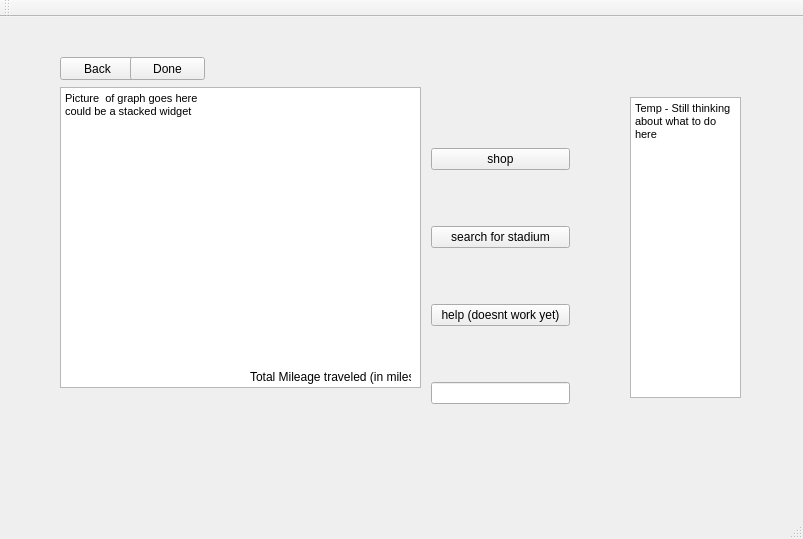
This is cs1dproject/mainwindow.ui in AustinVaday/CS1D-Class-Project-2 as Qt 5 draws it before an edit. The edited form follows.
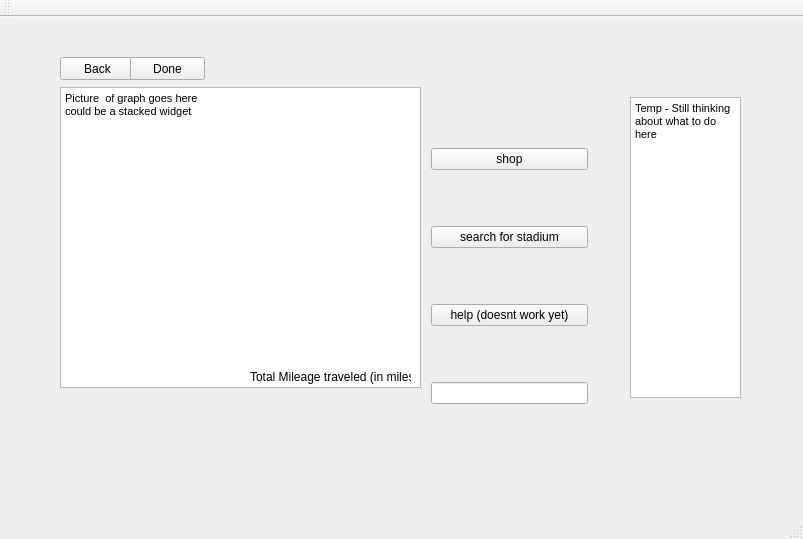
This is the edited form. The open tabs and pages were chosen to show the change.

```diff
--- a/cs1dproject/mainwindow.ui
+++ b/cs1dproject/mainwindow.ui
@@ -292,7 +292,7 @@
        <rect>
         <x>380</x>
         <y>30</y>
-        <width>161</width>
+        <width>179</width>
         <height>381</height>
        </rect>
       </property>
```
Left out of the diff: 43 changed lines with no effect on the pictures.
